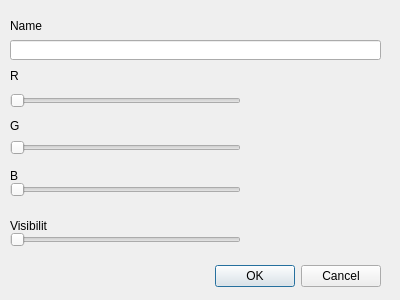
First picture: the form in VTKproject/optiondialog.ui, repository ryderjbt/2023_GROUP_28_STL_VR_Project, before the edit.
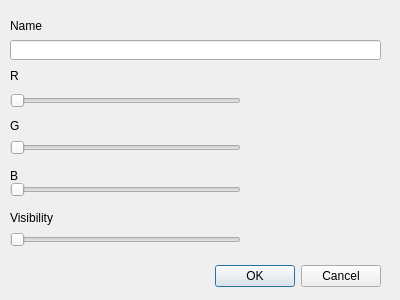
Second picture: the form after the edit.

Commit message: Visibility slider fixed

```diff
--- a/VTKproject/optiondialog.ui
+++ b/VTKproject/optiondialog.ui
@@ -160,9 +160,9 @@
    <property name="geometry">
     <rect>
      <x>10</x>
-     <y>220</y>
-     <width>37</width>
-     <height>12</height>
+     <y>210</y>
+     <width>91</width>
+     <height>16</height>
     </rect>
    </property>
    <property name="text">
```
The commit also changes 5 other files.
